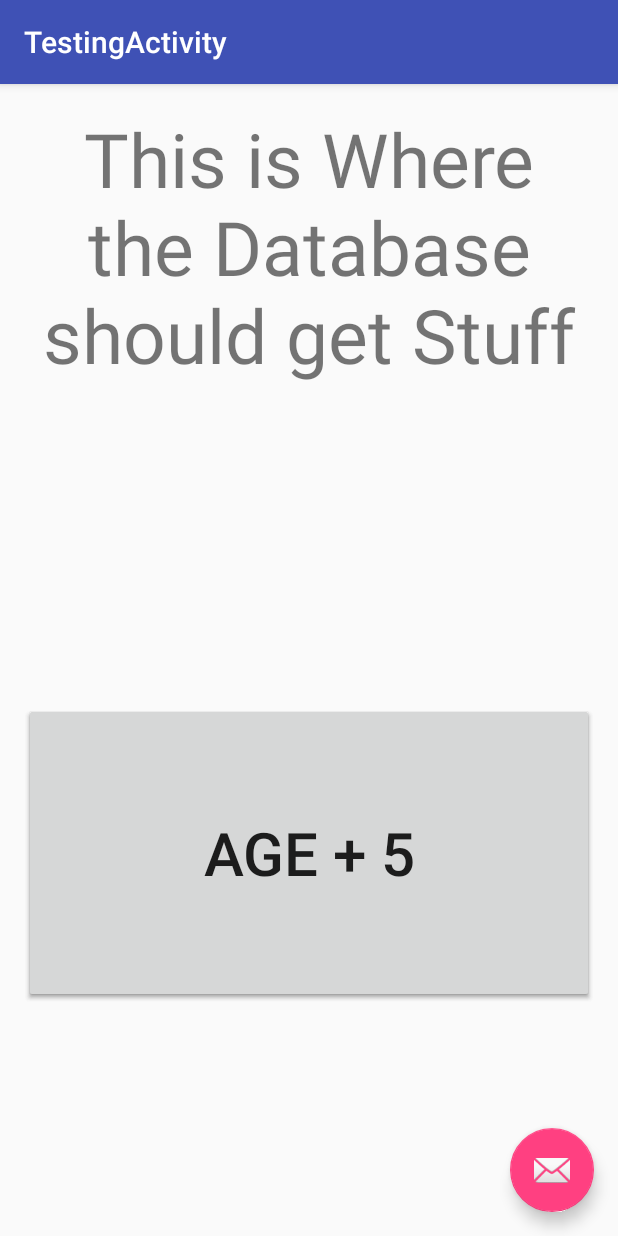
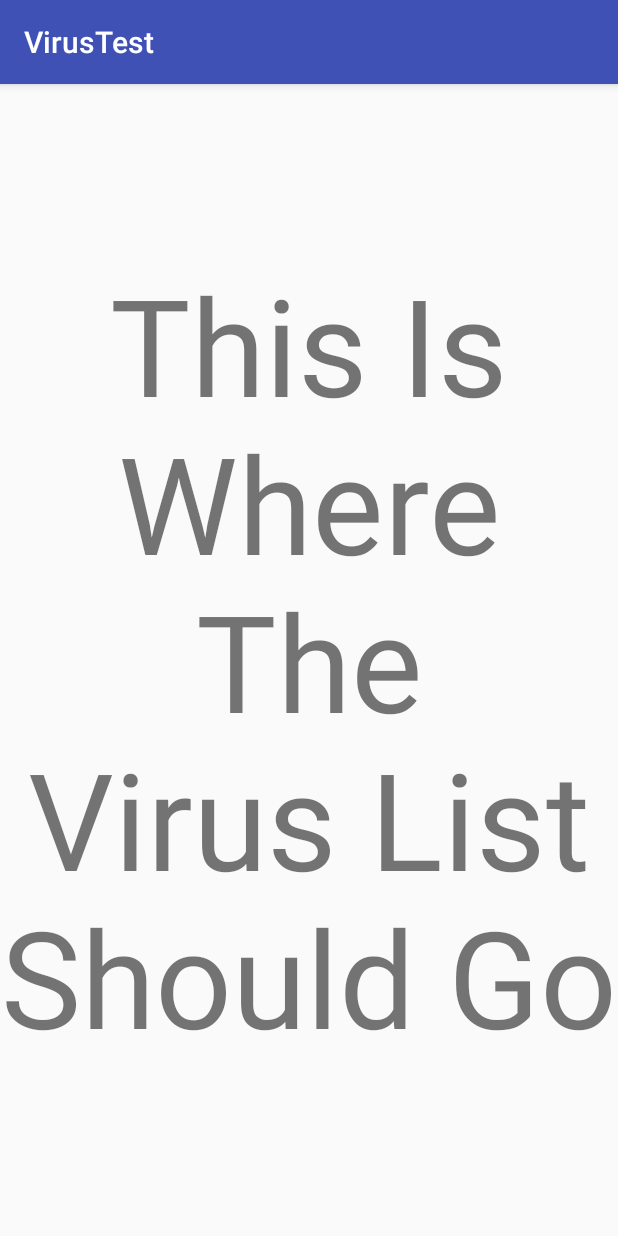
Before and after one commit to SHS-SpecialTopics/hacktheplanet, an Android app: the screen it shows after launch (TestingActivity before the commit, VirusTest after it), in the options menu, after a tap on "Test It", on a phone screen of 412 x 824 dp. Run offline under Robolectric (Android 15) with nearby library versions, the phone set to English and light mode, and no system bars; libraries missing offline, so code that uses them is left out: io.realm, junit.framework; 16 statements that could not run were skipped.

Commit message:
David 3/22/2016

```diff
--- a/app/src/main/AndroidManifest.xml
+++ b/app/src/main/AndroidManifest.xml
@@ -22,6 +22,9 @@
             android:name=".TestingActivity"
             android:label="@string/title_activity_testing"
             android:theme="@style/AppTheme.NoActionBar"></activity>
+        <activity
+            android:name=".VirusTest"
+            android:label="VirusTest"></activity>
     </application>
 
 </manifest>
--- a/app/src/main/java/android/realmtest/com/realmtest/MainActivity.java
+++ b/app/src/main/java/android/realmtest/com/realmtest/MainActivity.java
@@ -126,7 +126,7 @@ public class MainActivity extends AppCompatActivity {
             return true;
         }
         if (id == R.id.move_form){
-            Intent testIntent = new Intent(this, TestingActivity.class);
+            Intent testIntent = new Intent(this, VirusTest.class);
             startActivity(testIntent);
             return true;
         }
--- /dev/null
+++ b/app/src/main/java/android/realmtest/com/realmtest/VirusTest.java
@@ -0,0 +1,53 @@
+package android.realmtest.com.realmtest;
+
+import android.os.Bundle;
+import android.support.design.widget.FloatingActionButton;
+import android.support.design.widget.Snackbar;
+import android.support.v7.app.AppCompatActivity;
+import android.support.v7.widget.Toolbar;
+import android.view.View;
+import android.widget.TextView;
+import android.widget.Toast;
+
+import io.realm.Realm;
+import io.realm.RealmConfiguration;
+import io.realm.RealmResults;
+
+public class VirusTest extends AppCompatActivity {
+
+    public RealmConfiguration realmConfig;
+    public Realm realm;
+
+
+    @Override
+    protected void onCreate(Bundle savedInstanceState) {
+
+        super.onCreate(savedInstanceState);
+        setContentView(R.layout.virus_tester);
+
+        realmConfig = new RealmConfiguration.Builder(this).build();
+
+        realm = Realm.getInstance(realmConfig);
+
+        realm.beginTransaction();
+
+        if (realm.where(Virus.class).findFirst() == null) {
+            final Virus virus1 = realm.createObject(Virus.class);
+            virus1.setName("Laptop");
+            virus1.setCategory("Leathality");
+            virus1.setValue(.10);
+            virus1.setId(1);
+        }
+
+        realm.commitTransaction();
+
+
+        RealmResults helper = realm.where(Virus.class).findAll();
+
+        String thisShouldBeAll = helper.toString();
+
+        Toast.makeText(VirusTest.this, thisShouldBeAll, Toast.LENGTH_LONG).show();
+
+    }
+
+}
--- a/app/src/main/res/layout/content_main.xml
+++ b/app/src/main/res/layout/content_main.xml
@@ -15,10 +15,11 @@
     <TextView
         android:layout_width="wrap_content"
         android:layout_height="wrap_content"
-        android:text="Hello World!"
+        android:text="Hello User Please Proceed to The Next Form"
         android:textSize="100sp"
         android:layout_centerVertical="true"
-        android:layout_centerHorizontal="true" />
+        android:layout_centerHorizontal="true"
+        android:textAlignment="center" />
 
 
 </RelativeLayout>
--- /dev/null
+++ b/app/src/main/res/layout/virus_tester.xml
@@ -0,0 +1,14 @@
+<?xml version="1.0" encoding="utf-8"?>
+<RelativeLayout xmlns:android="http://schemas.android.com/apk/res/android"
+    android:layout_width="match_parent" android:layout_height="match_parent">
+
+    <TextView
+        android:layout_width="wrap_content"
+        android:layout_height="wrap_content"
+        android:text="This Is Where The Virus List Should Go"
+        android:id="@+id/textView"
+        android:layout_centerVertical="true"
+        android:layout_centerHorizontal="true"
+        android:textSize="90sp"
+        android:textAlignment="center" />
+</RelativeLayout>
```
Also changed, not shown: app/src/main/java/android/realmtest/com/realmtest/Person.java (+9 -6 lines), app/src/main/java/android/realmtest/com/realmtest/Virus.java (added, +73 -0 lines).
